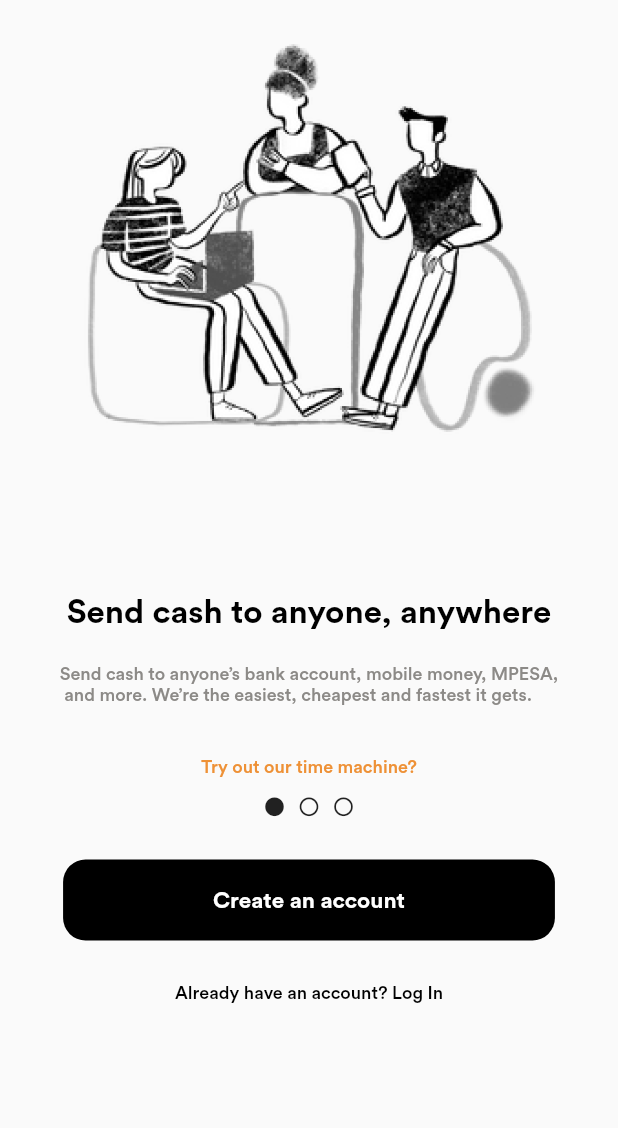
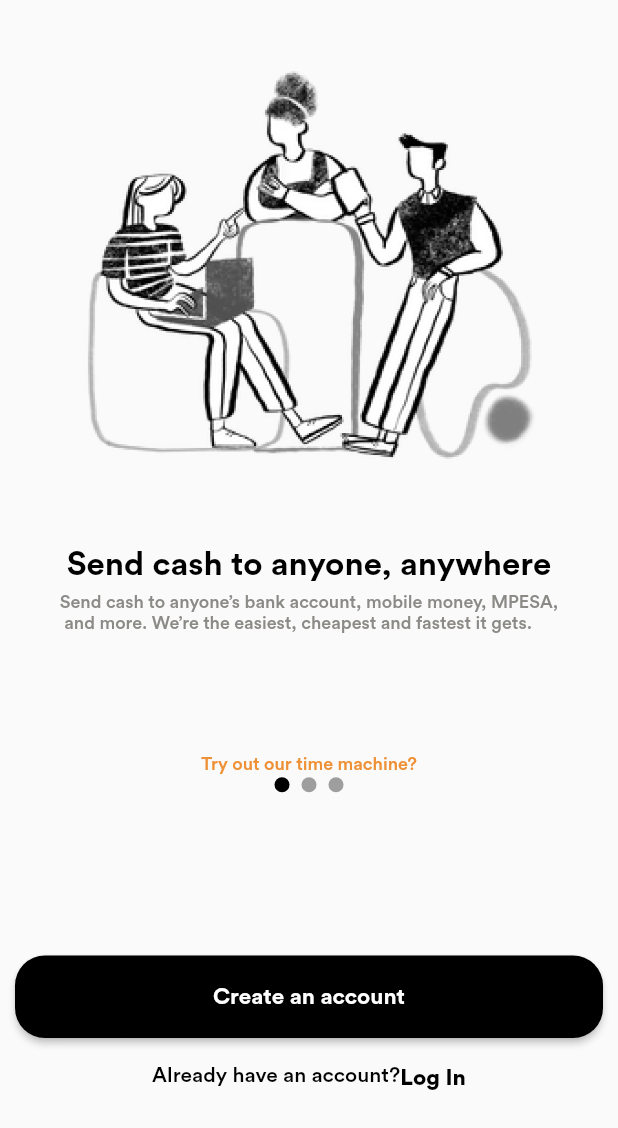
Before and after one commit to panchaniurvisha/business_app, a Flutter app: the screen it shows after launch, on a phone screen of 412 x 824 dp, the part 108-1236 px from its top. Run offline on Flutter 3.47's test engine with Material 2 defaults, Android fonts, the phone set to English and light mode, and no system bars; drawn by our look-alikes of smooth_page_indicator; our stand-ins replace dotted_border; project files that could hold a hidden picture were left out.

Commit message:
25/7/2023

```diff
--- a/lib/first_screen.dart
+++ /dev/null
@@ -1,109 +0,0 @@
-import 'package:business_app/routes/routes_name.dart';
-import 'package:flutter/material.dart';
-
-class FirstScreen extends StatefulWidget {
-  const FirstScreen({
-    Key? key,
-  }) : super(key: key);
-
-  @override
-  State<FirstScreen> createState() => _FirstScreenState();
-}
-
-class _FirstScreenState extends State<FirstScreen> {
-  List<String> text = [
-    "Send cash to anyone, anywhere",
-    "Send cash to anyone’s bank account, mobile money, MPESA,\n and more. We’re the easiest, cheapest and fastest it gets.",
-    "Try out our time machine?",
-  ];
-
-  @override
-  Widget build(BuildContext context) {
-    return SafeArea(
-      child: Scaffold(
-        body: Column(
-          children: [
-            const Text("Accrue",
-                style: TextStyle(
-                  height: 4,
-                  color: Color(0xff000000),
-                  fontWeight: FontWeight.w500,
-                  fontSize: 18,
-                  fontFamily: "Circular Std",
-                  fontStyle: FontStyle.normal,
-                )),
-            Padding(
-              padding: const EdgeInsets.symmetric(vertical: 10, horizontal: 50),
-              child: Image.asset(
-                'assets/images/exportCommunity.png',
-              ),
-            ),
-            for (int index = 0; index < 3; index++)
-              Text(text[index].toString(),
-                  style: TextStyle(
-                    height: index == 0 || index == 2 ? 5 : 0,
-                    color: index == 0
-                        ? const Color(0xff000000)
-                        : index == 1
-                            ? const Color(0xff8C8A87)
-                            : const Color(0xffEE9136),
-                    fontWeight: index == 0 ? FontWeight.w700 : FontWeight.w500,
-                    fontSize: index == 0 ? 22 : 12,
-                    fontFamily: "Circular Std",
-                    fontStyle: FontStyle.normal,
-                  )),
-            Row(
-              mainAxisAlignment: MainAxisAlignment.center,
-              children: const [
-                Icon(
-                  Icons.circle,
-                  size: 15,
-                ),
-                SizedBox(
-                  width: 8,
-                ),
-                Icon(Icons.circle_outlined, size: 15),
-                SizedBox(
-                  width: 8,
-                ),
-                Icon(Icons.circle_outlined, size: 15),
-              ],
-            ),
-            TextButton(
-              onPressed: () {
-                debugPrint("Second Screen");
-                Navigator.pushNamed(context, RoutesName.secondScreen);
-              },
-              child: Container(
-                margin: const EdgeInsets.symmetric(vertical: 20),
-                decoration: BoxDecoration(
-                  borderRadius: BorderRadius.circular(15),
-                  color: const Color(0xff000000),
-                ),
-                child: const Padding(
-                  padding: EdgeInsets.symmetric(vertical: 18, horizontal: 100),
-                  child: Text("Create an account",
-                      style: TextStyle(
-                        color: Color(0xffFFFFFF),
-                        fontWeight: FontWeight.w700,
-                        fontSize: 15,
-                        fontFamily: "Circular Std",
-                        fontStyle: FontStyle.normal,
-                      )),
-                ),
-              ),
-            ),
-            const Text("Already have an account? Log In",
-                style: TextStyle(
-                  color: Color(0xff000000),
-                  fontWeight: FontWeight.w500,
-                  fontSize: 12,
-                  fontFamily: "Circular Std",
-                  fontStyle: FontStyle.normal,
-                )),
-          ],
-        ),
-      ),
-    );
-  }
-}
--- a/lib/main.dart
+++ b/lib/main.dart
@@ -18,7 +18,6 @@ class MyApp extends StatelessWidget {
         ),
         // home: const SecondScreen(),
         routes: appRoutes,
-      initialRoute: RoutesName.firstScreen,
-    );
+        initialRoute: RoutesName.onBoardingScreen);
   }
 }
--- /dev/null
+++ b/lib/onboarding_first_screen.dart
@@ -0,0 +1,55 @@
+import 'package:flutter/material.dart';
+
+class OnBoardingFirstScreen extends StatefulWidget {
+  const OnBoardingFirstScreen({
+    Key? key,
+  }) : super(key: key);
+
+  @override
+  State<OnBoardingFirstScreen> createState() => _OnBoardingFirstScreenState();
+}
+
+class _OnBoardingFirstScreenState extends State<OnBoardingFirstScreen> {
+  List<String> text = [
+    "Send cash to anyone, anywhere",
+    "Send cash to anyone’s bank account, mobile money, MPESA,\n and more. We’re the easiest, cheapest and fastest it gets.",
+    "Try out our time machine?",
+  ];
+
+  @override
+  Widget build(BuildContext context) {
+    return SafeArea(
+      child: Scaffold(
+        body: Column(
+          children: [
+            Padding(
+              padding: const EdgeInsets.only(
+                  left: 50, right: 50, bottom: 10, top: 100),
+              child: Image.asset(
+                'assets/images/exportCommunity.png',
+              ),
+            ),
+            for (int index = 0; index < 3; index++)
+              Text(text[index].toString(),
+                  style: TextStyle(
+                    height: index == 0
+                        ? 2
+                        : index == 2
+                            ? 10
+                            : 0,
+                    color: index == 0
+                        ? const Color(0xff000000)
+                        : index == 1
+                            ? const Color(0xff8C8A87)
+                            : const Color(0xffEE9136),
+                    fontWeight: index == 0 ? FontWeight.w700 : FontWeight.w500,
+                    fontSize: index == 0 ? 22 : 12,
+                    fontFamily: "Circular Std",
+                    fontStyle: FontStyle.normal,
+                  )),
+          ],
+        ),
+      ),
+    );
+  }
+}
--- /dev/null
+++ b/lib/onboarding_screen.dart
@@ -0,0 +1,146 @@
+import 'package:business_app/onboarding_first_screen.dart';
+import 'package:business_app/onboarding_second_screen.dart';
+import 'package:business_app/onboarding_third_screen.dart';
+import 'package:business_app/routes/routes_name.dart';
+import 'package:flutter/material.dart';
+import 'package:smooth_page_indicator/smooth_page_indicator.dart';
+
+class OnBoardingScreen extends StatefulWidget {
+  const OnBoardingScreen({super.key});
+
+  @override
+  State<OnBoardingScreen> createState() => _OnBoardingScreenState();
+}
+
+class _OnBoardingScreenState extends State<OnBoardingScreen> {
+  PageController pageController = PageController();
+  bool onLastPage = false;
+  @override
+  Widget build(BuildContext context) {
+    return SafeArea(
+      child: Scaffold(
+        resizeToAvoidBottomInset: false,
+        body: Stack(
+          alignment: Alignment.bottomCenter,
+          children: [
+            PageView(
+              onPageChanged: (index) {
+                setState(() {
+                  onLastPage = (index == 2);
+                });
+              },
+              controller: pageController,
+              children: const [
+                OnBoardingFirstScreen(),
+                OnBoardingSecondScreen(),
+                OnBoardingThirdScreen(),
+              ],
+            ),
+            const Align(
+              alignment: Alignment.topCenter,
+              child: Text("Accrue",
+                  style: TextStyle(
+                    height: 4,
+                    color: Color(0xff000000),
+                    fontWeight: FontWeight.w500,
+                    fontSize: 18,
+                    fontFamily: "Circular Std",
+                    fontStyle: FontStyle.normal,
+                  )),
+            ),
+            Container(
+                alignment: const Alignment(0, 0.45),
+                child: Row(
+                  mainAxisAlignment: MainAxisAlignment.center,
+                  children: [
+                    SmoothPageIndicator(
+                        controller: pageController,
+                        count: 3,
+                        effect: const SlideEffect(
+                            activeDotColor: Colors.black,
+                            dotColor: Colors.grey,
+                            dotHeight: 10,
+                            dotWidth: 10))
+                  ],
+                )),
+            onLastPage
+                ? Padding(
+                    padding: const EdgeInsets.symmetric(
+                      horizontal: 10,
+                    ).copyWith(bottom: 60),
+                    child: ElevatedButton(
+                      onPressed: () => Navigator.pushNamedAndRemoveUntil(
+                          context, RoutesName.secondScreen, (route) => false),
+                      style: ElevatedButton.styleFrom(
+                        backgroundColor: Colors.black,
+                        fixedSize: const Size(400, 55),
+                        shape: RoundedRectangleBorder(
+                            borderRadius: BorderRadius.circular(20)),
+                      ),
+                      child: const Text("Create an account",
+                          style: TextStyle(
+                            color: Color(0xffFFFFFF),
+                            fontWeight: FontWeight.w700,
+                            fontSize: 15,
+                            fontFamily: "Circular Std",
+                            fontStyle: FontStyle.normal,
+                          )),
+                    ),
+                  )
+                : Padding(
+                    padding: const EdgeInsets.symmetric(
+                      horizontal: 10,
+                    ).copyWith(bottom: 60),
+                    child: ElevatedButton(
+                      onPressed: () => pageController.nextPage(
+                          duration: const Duration(milliseconds: 500),
+                          curve: Curves.easeIn),
+                      style: ElevatedButton.styleFrom(
+                        backgroundColor: Colors.black,
+                        fixedSize: const Size(400, 55),
+                        shape: RoundedRectangleBorder(
+                            borderRadius: BorderRadius.circular(20)),
+                      ),
+                      child: const Text("Create an account",
+                          style: TextStyle(
+                            color: Color(0xffFFFFFF),
+                            fontWeight: FontWeight.w700,
+                            fontSize: 15,
+                            fontFamily: "Circular Std",
+                            fontStyle: FontStyle.normal,
+                          )),
+                    ),
+                  ),
+            Row(
+              mainAxisAlignment: MainAxisAlignment.center,
+              children: [
+                const Text("Already have an account?",
+                    style: TextStyle(
+                      height: 8,
+                      color: Color(0xff000000),
+                      fontWeight: FontWeight.w500,
+                      fontSize: 14,
+                      fontFamily: "Circular Std",
+                      fontStyle: FontStyle.normal,
+                    )),
+                InkWell(
+                  onTap: () => Navigator.pushNamedAndRemoveUntil(
+                      context, RoutesName.thirdScreen, (route) => false),
+                  child: const Text("Log In",
+                      style: TextStyle(
+                        height: 8,
+                        color: Color(0xff000000),
+                        fontWeight: FontWeight.w800,
+                        fontSize: 15,
+                        fontFamily: "Circular Std",
+                        fontStyle: FontStyle.normal,
+                      )),
+                ),
+              ],
+            ),
+          ],
+        ),
+      ),
+    );
+  }
+}
--- a/lib/routes/routes.dart
+++ b/lib/routes/routes.dart
@@ -5,16 +5,23 @@ import 'package:business_app/bottom_bar/nine_screen.dart';
 import 'package:business_app/bottom_bar/seven_screen.dart';
 import 'package:business_app/bottom_bar/six_screen.dart';
 import 'package:business_app/eleven_screen.dart';
-import 'package:business_app/first_screen.dart';
+import 'package:business_app/onboarding_first_screen.dart';
+import 'package:business_app/onboarding_second_screen.dart';
+import 'package:business_app/onboarding_third_screen.dart';
 import 'package:business_app/second_screen.dart';
 import 'package:business_app/ten_screen.dart';
 import 'package:business_app/third_screen.dart';
 import 'package:flutter/cupertino.dart';
 
+import '../onboarding_screen.dart';
 import 'routes_name.dart';
 
 Map<String, WidgetBuilder> appRoutes = {
-  RoutesName.firstScreen: (context) => const FirstScreen(),
+  RoutesName.onBoardingScreen: (context) => const OnBoardingScreen(),
+  RoutesName.onBoardingFirstScreen: (context) => const OnBoardingFirstScreen(),
+  RoutesName.onBoardingSecondScreen: (context) =>
+      const OnBoardingSecondScreen(),
+  RoutesName.onBoardingThirdScreen: (context) => const OnBoardingThirdScreen(),
   RoutesName.secondScreen: (context) => const SecondScreen(),
   RoutesName.thirdScreen: (context) => const ThirdScreen(),
   RoutesName.fiveScreen: (context) => const FiveScreen(),
--- a/lib/routes/routes_name.dart
+++ b/lib/routes/routes_name.dart
@@ -1,5 +1,8 @@
 class RoutesName {
-  static String firstScreen = "/";
+  static String onBoardingScreen = "/";
+  static String onBoardingFirstScreen = "/OnBoardingFirstScreen";
+  static String onBoardingSecondScreen = "/OnBoardingSecondScreen";
+  static String onBoardingThirdScreen = "/OnBoardingThirdScreen";
   static String secondScreen = "/SecondScreen";
   static String thirdScreen = "/ThirdScreen";
   static String fiveScreen = "/FiveScreen";
--- a/pubspec.yaml
+++ b/pubspec.yaml
@@ -36,6 +36,7 @@ dependencies:
   # The following adds the Cupertino Icons font to your application.
   # Use with the CupertinoIcons class for iOS style icons.
   cupertino_icons: ^1.0.2
+  smooth_page_indicator: ^1.1.0
 
 dev_dependencies:
   flutter_test:
```
Also changed, not shown: lib/onboarding_second_screen.dart (added, +59 -0 lines), lib/onboarding_third_screen.dart (added, +57 -0 lines), assets/images/presentation_show.png (added), pubspec.lock, 1 other file. Lines whose indentation alone changed are shown as unchanged.
